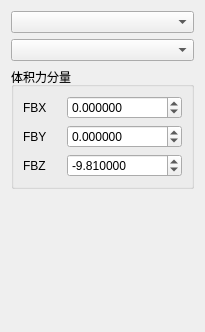
Above: plugins/Base_PhysicalField/BodyForcePage.ui from asd977/base_cae before the change. Below: the same form after it.
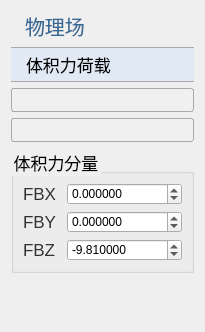
That is the form after the change. Icons and pictures are not drawn.

Commit message: style: unify Base_PhysicalField ui page headers and spacing

```diff
--- a/plugins/Base_PhysicalField/BodyForcePage.ui
+++ b/plugins/Base_PhysicalField/BodyForcePage.ui
@@ -13,7 +13,126 @@
   <property name="windowTitle">
    <string>体积力荷载</string>
   </property>
+  <property name="styleSheet">
+   <string notr="true">QWidget{
+font-family: &quot;Microsoft YaHei&quot;, &quot;微软雅黑&quot;;
+}
+QPushButton#pushButton {
+    background-color: rgb(224, 233, 244);
+    border-width: 1px;
+    border-color: rgb(121, 121, 121);
+    border-style: solid;
+    height: 33px;
+    border-top: 1px solid rgb(169, 169, 169); /* 上边框为灰色 */
+    border-bottom: 1px solid rgb(169, 169, 169); /* 下边框为灰色 */
+    border-left: none; /* 移除左边框 */
+    border-right: none;
+    text-align: left;
+	padding-left: 15px;
+	font-size: 17px;
+	border-style: solid;
+}
+QLabel {
+    font-family: &quot;Microsoft YaHei&quot;, &quot;微软雅黑&quot;;
+    font-size: 17px;
+    text-align: left;
+    color: rgb(51, 51, 51);
+    white-space: nowrap;
+    line-height: 50px;
+    position: absolute;
+    top: 0px;
+    left: 0px;
+}
+QLabel#pageNameLabel {
+    font-size: 20px;
+    font-family: &quot;Microsoft YaHei&quot;, 微软雅黑;
+    text-align: left;
+	padding-left:9px;
+    color: rgb(53, 103, 147);
+}
+QLineEdit {
+    border: 1px solid rgb(200, 200, 200); /* 设置边框为淡灰色 */
+    border-radius: 2px; /* 设置圆角半径为 5 像素 */
+	font-size: 17px;
+}
+QLineEdit:focus {
+    border-color: rgb(100, 100, 255); /* 设置焦点时的边框颜色为蓝色 */
+    outline: none; /* 去掉默认的焦点边框 */
+}
+QComboBox {
+    font-family: &quot;Microsoft YaHei&quot;, 微软雅黑;
+    font-size: 17px;
+    text-align: left;
+    color: rgb(51, 51, 51);
+    padding-left:6px;
+    background: rgb(240, 240, 240);
+    border: 1px solid rgb(169, 169, 169);
+    border-radius: 3px; /* 设置边框的圆角半径为5像素 */
+}
+QComboBox::drop-down {
+    background: rgb(240, 240, 240);
+}
+QComboBox::down-arrow {
+    image: url(:/resources/down_arrow.png); /* 替换下拉箭头图标 */
+}
+/*QCombobox右侧按钮*/
+QComboBox::drop-down {
+    subcontrol-origin: padding;
+    subcontrol-position: top right;/*放于右方顶部*/
+    border-top-right-radius: 3px;/*设置边框圆角*/
+    border-bottom-right-radius: 3px;
+}
+QLineEdit {
+    border: 1px solid rgb(200, 200, 200); /* 设置边框为淡灰色 */
+    border-radius: 2px; /* 设置圆角半径为 5 像素 */
+	font-size: 17px;
+}
+QLineEdit:focus {
+    border-color: rgb(100, 100, 255); /* 设置焦点时的边框颜色为蓝色 */
+    outline: none; /* 去掉默认的焦点边框 */
+}
+
+QRadioButton {
+    font-size: 17px; /* 设置字体大小为 14 像素 */
+}
+
+QCheckBox {
+    font-size: 17px; /* 设置字体大小为 14 像素 */
+}
+
+QGroupBox{
+    font-size: 17px; /* 设置字体大小为 14 像素 */   
+}
+
+</string>
+  </property>
   <layout class="QVBoxLayout" name="verticalLayout">
+   <item>
+    <widget class="QLabel" name="pageNameLabel">
+     <property name="sizePolicy">
+      <sizepolicy hsizetype="Preferred" vsizetype="Fixed">
+       <horstretch>0</horstretch>
+       <verstretch>0</verstretch>
+      </sizepolicy>
+     </property>
+     <property name="text">
+      <string>物理场</string>
+     </property>
+    </widget>
+   </item>
+   <item>
+    <widget class="QPushButton" name="pushButton">
+     <property name="sizePolicy">
+      <sizepolicy hsizetype="Ignored" vsizetype="Fixed">
+       <horstretch>0</horstretch>
+       <verstretch>0</verstretch>
+      </sizepolicy>
+     </property>
+     <property name="text">
+      <string>体积力荷载</string>
+     </property>
+    </widget>
+   </item>
    <item>
     <widget class="QComboBox" name="comboBoxDim"/>
    </item>
```
The commit also changes 10 other files.
